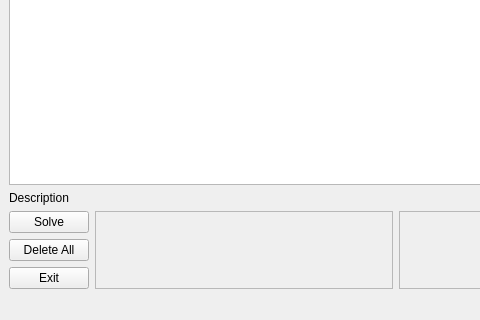
Above: lab1/lab1/mainwindow.ui from runebone/compgraph-s4-bmstu before the change; both pictures show x 0 to 480 and y 280 to 600 of the 800 by 600 pixel window. Below: the same form after it.
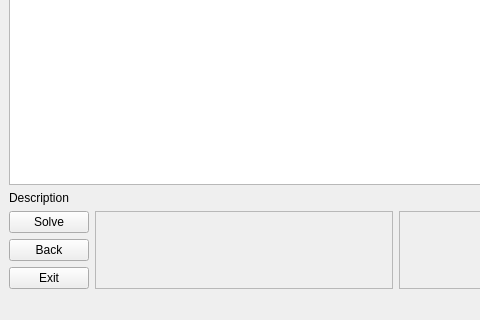
That is the form after the change.

The edit to the form file:
```diff
--- a/lab1/lab1/mainwindow.ui
+++ b/lab1/lab1/mainwindow.ui
@@ -82,7 +82,7 @@
           <item>
            <widget class="QPushButton" name="deleteAllButton">
             <property name="text">
-             <string>Delete All</string>
+             <string>Back</string>
             </property>
            </widget>
           </item>
```
Left out of the diff: 2 changed lines with no effect on the pictures.
